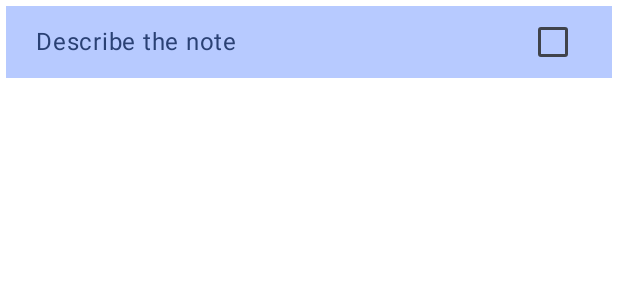
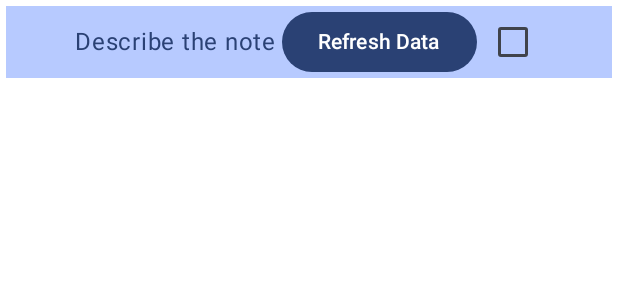
Before and after one commit to msm00/MSM-ToDo, an Android app built with Jetpack Compose: the @Preview function ToDoItemPreview, on a phone screen of 412 x 824 dp. Shown: the top 300 px of the screen. Run offline under Robolectric (Android 15) with nearby library versions, the phone set to English and light mode, and no system bars.

Commit message:
change State in the TodoViewModel class for state of data from Oracle DB

```diff
--- a/app/src/main/java/com/msm/msmtodo/MainActivity.kt
+++ b/app/src/main/java/com/msm/msmtodo/MainActivity.kt
@@ -10,23 +10,25 @@ import androidx.compose.foundation.layout.fillMaxSize
 import androidx.compose.foundation.layout.fillMaxWidth
 import androidx.compose.foundation.layout.padding
 import androidx.compose.foundation.lazy.LazyColumn
+import androidx.compose.material3.Button
 import androidx.compose.material3.Checkbox
 import androidx.compose.material3.ExperimentalMaterial3Api
 import androidx.compose.material3.MaterialTheme
 import androidx.compose.material3.Surface
 import androidx.compose.material3.Text
 import androidx.compose.material3.TextField
-import androidx.compose.runtime.Composable
-import androidx.compose.runtime.getValue
-import androidx.compose.runtime.mutableStateOf
+import androidx.compose.runtime.*
 import androidx.compose.runtime.saveable.rememberSaveable
-import androidx.compose.runtime.setValue
 import androidx.compose.ui.Alignment
 import androidx.compose.ui.Modifier
 import androidx.compose.ui.res.stringResource
 import androidx.compose.ui.tooling.preview.Preview
 import androidx.compose.ui.unit.dp
+import androidx.lifecycle.viewmodel.compose.viewModel
 import com.msm.msmtodo.ui.theme.MSMToDoTheme
+import com.msm.msmtodo.viewmodel.TodoViewModel
+import msm
+
 
 class MainActivity : ComponentActivity() {
     override fun onCreate(savedInstanceState: Bundle?) {
@@ -46,13 +48,18 @@ class MainActivity : ComponentActivity() {
 }
 
 @Composable
-fun ToDoMainScreen() {
+fun ToDoMainScreen(
+
+) {
     // get the connection -- set connection is not could be in Composable function
 //    val conn = OracleDatabase.getConnection()
 //    val data = ETL().getDBlist()
+//    val toDoUiState by todoViewModel.uiState.collectAsState()
 
+//    todoViewModel.loadDataState()
 
 //    println(conn.isValid(0))
+
 
     LazyColumn(modifier = Modifier
         .padding(8.dp)
@@ -61,17 +68,28 @@ fun ToDoMainScreen() {
         verticalArrangement = Arrangement.Center
         ) {
         repeat(30) {
-            item { ToDoItem(/*itemDesc = stringResource(R.string.describe_the_note)*/) }
+            item {
+                ToDoItem(itemDesc = stringResource(R.string.describe_the_note))
+//                ToDoItem(itemDesc = toDoUiState.description)
+//                ToDoItem(itemDesc = dataState[0].description)
+                }
+            }
+//            item {toDoUiState.msmList[0]}
         }
-    }
 }
 
 @OptIn(ExperimentalMaterial3Api::class)
 @Composable
-fun ToDoItem(modifier: Modifier = Modifier) {
+fun ToDoItem(
+    modifier: Modifier = Modifier, itemDesc: String,
+    todoViewModel: TodoViewModel = viewModel()
+    ) {
 //    val TAG = "CHECKBOX ERR"
-    val itemDesc = stringResource(id = R.string.describe_the_note)
+//    val itemDesc = stringResource(id = R.string.describe_the_note)
     var checkState by rememberSaveable { mutableStateOf(false)}
+    val dataState: List<msm> by todoViewModel.myData.collectAsState(
+        initial = emptyList()
+    )
 
     Row(horizontalArrangement = Arrangement.Center,
         verticalAlignment = Alignment.CenterVertically,
@@ -83,10 +101,13 @@ fun ToDoItem(modifier: Modifier = Modifier) {
         Text(
             text = itemDesc,
             modifier
-                .padding(4.dp)
-                .fillMaxWidth(0.8f),
+                .padding(4.dp),
+//                .fillMaxWidth(0.8f),
             color = MaterialTheme.colorScheme.primary,
         )
+        Button(onClick = { todoViewModel.loadDataState() }) {
+            Text("Refresh Data")
+        }
         Checkbox(checked = checkState, onCheckedChange = { checkState = !checkState})
     }
 }
@@ -114,6 +135,6 @@ fun ToDoMainScreenPreview() {
 @Composable
 fun ToDoItemPreview() {
     MSMToDoTheme {
-        ToDoItem()
+        ToDoItem(itemDesc = stringResource(R.string.describe_the_note))
     }
 }
```
Also changed, not shown: app/src/main/java/com/msm/msmtodo/data/Datasource.kt (+20 -11 lines), app/src/main/java/com/msm/msmtodo/model/OracleDatabase.kt (+7 -4 lines), app/src/main/java/com/msm/msmtodo/viewmodel/TodoViewModel.kt (+27 -8 lines), app/src/main/java/ui/ToDoUiState.kt (+4 -3 lines).
